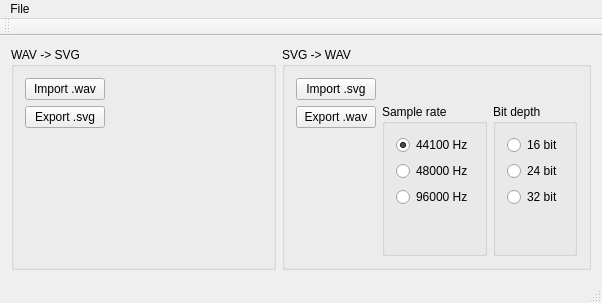
The window that mainwindow.ui (arabine/wav-svg) describes before a commit, drawn with Qt 5.
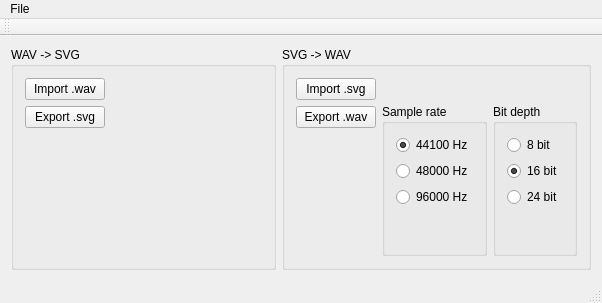
The same window after the commit.

```diff
--- a/mainwindow.ui
+++ b/mainwindow.ui
@@ -205,11 +205,24 @@
           <string>Bit depth</string>
          </property>
          <layout class="QVBoxLayout" name="verticalLayout_4">
+          <item>
+           <widget class="QRadioButton" name="radioButton8b">
+            <property name="text">
+             <string>8 bit</string>
+            </property>
+            <property name="checked">
+             <bool>false</bool>
+            </property>
+           </widget>
+          </item>
           <item>
            <widget class="QRadioButton" name="radioButton16b">
             <property name="text">
              <string>16 bit</string>
             </property>
+            <property name="checked">
+             <bool>true</bool>
+            </property>
            </widget>
           </item>
           <item>
@@ -219,13 +232,6 @@
             </property>
            </widget>
           </item>
-          <item>
-           <widget class="QRadioButton" name="radioButton32b">
-            <property name="text">
-             <string>32 bit</string>
-            </property>
-           </widget>
-          </item>
           <item>
            <spacer name="verticalSpacer_6">
             <property name="orientation">
```
Left out of the diff: 2 changed lines with no effect on the pictures.
